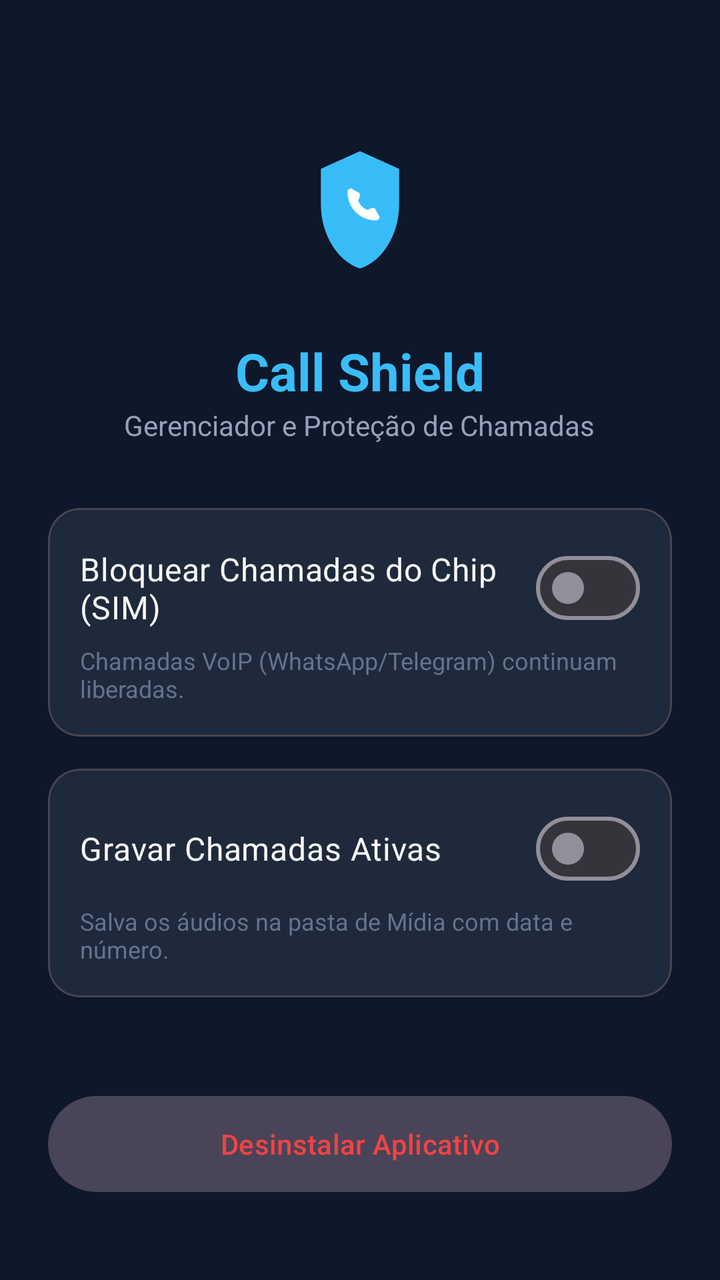
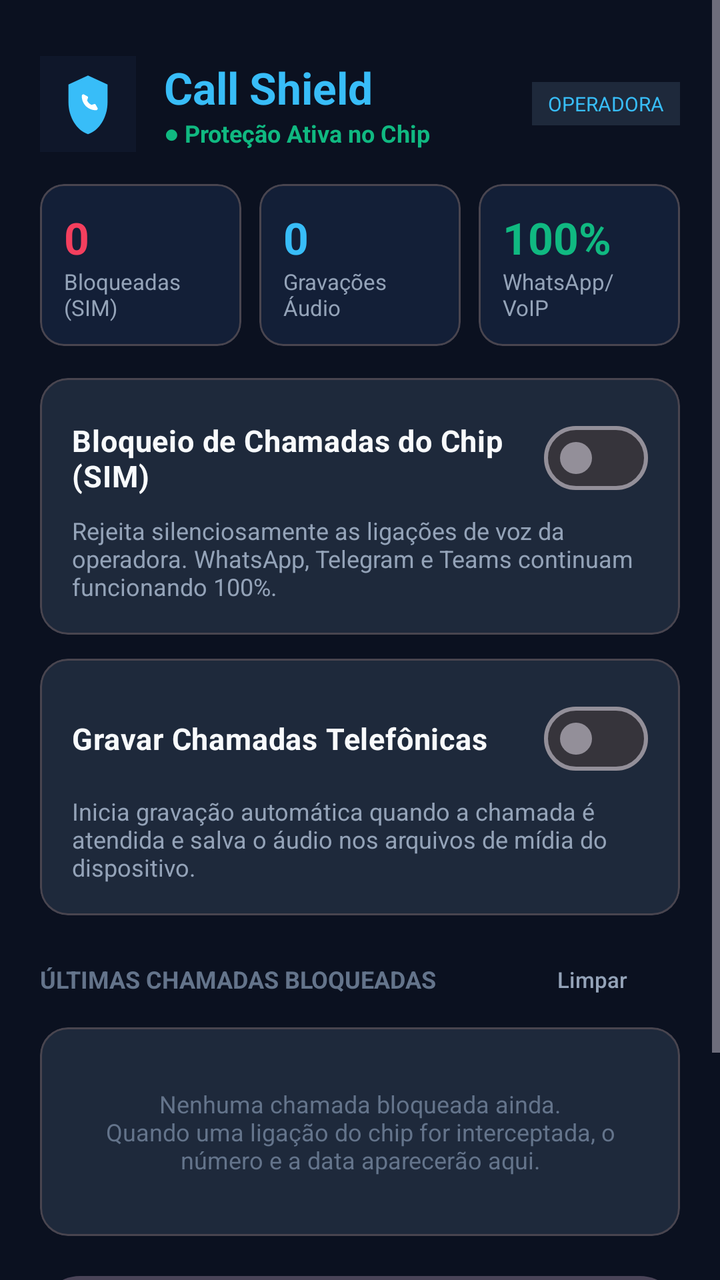

Screens rendered from an Android XML layout before and after an edit, with the pre-edit source and the edit as a unified diff.
<!-- AndroidManifest.xml: application theme Theme.CallShield -->
<!-- res/layout/activity_main.xml -->
<?xml version="1.0" encoding="utf-8"?>
<LinearLayout xmlns:android="http://schemas.android.com/apk/res/android"
    xmlns:app="http://schemas.android.com/apk/res-auto"
    android:layout_width="match_parent"
    android:layout_height="match_parent"
    android:orientation="vertical"
    android:padding="24dp"
    android:gravity="center_horizontal"
    android:background="#0F172A">

    <ImageView
        android:id="@+id/appLogo"
        android:layout_width="96dp"
        android:layout_height="96dp"
        android:layout_marginTop="32dp"
        android:src="@drawable/ic_launcher_foreground" />

    <TextView
        android:layout_width="wrap_content"
        android:layout_height="wrap_content"
        android:text="Call Shield"
        android:textColor="#38BDF8"
        android:textSize="26sp"
        android:textStyle="bold"
        android:layout_marginTop="16dp" />

    <TextView
        android:layout_width="wrap_content"
        android:layout_height="wrap_content"
        android:text="Gerenciador e Proteção de Chamadas"
        android:textColor="#94A3B8"
        android:textSize="14sp"
        android:layout_marginBottom="32dp" />

    
    <com.google.android.material.card.MaterialCardView
        android:layout_width="match_parent"
        android:layout_height="wrap_content"
        android:layout_marginBottom="16dp"
        app:cardCornerRadius="16dp"
        app:cardBackgroundColor="#1E293B">

        <LinearLayout
            android:layout_width="match_parent"
            android:layout_height="wrap_content"
            android:orientation="vertical"
            android:padding="16dp">

            <com.google.android.material.materialswitch.MaterialSwitch
                android:id="@+id/switchBlockCalls"
                android:layout_width="match_parent"
                android:layout_height="wrap_content"
                android:text="Bloquear Chamadas do Chip (SIM)"
                android:textColor="#F8FAFC"
                android:textSize="16sp" />

            <TextView
                android:layout_width="wrap_content"
                android:layout_height="wrap_content"
                android:text="Chamadas VoIP (WhatsApp/Telegram) continuam liberadas."
                android:textColor="#64748B"
                android:textSize="12sp"
                android:layout_marginTop="4dp" />
        </LinearLayout>
    </com.google.android.material.card.MaterialCardView>

    
    <com.google.android.material.card.MaterialCardView
        android:layout_width="match_parent"
        android:layout_height="wrap_content"
        android:layout_marginBottom="32dp"
        app:cardCornerRadius="16dp"
        app:cardBackgroundColor="#1E293B">

        <LinearLayout
            android:layout_width="match_parent"
            android:layout_height="wrap_content"
            android:orientation="vertical"
            android:padding="16dp">

            <com.google.android.material.materialswitch.MaterialSwitch
                android:id="@+id/switchRecordCalls"
                android:layout_width="match_parent"
                android:layout_height="wrap_content"
                android:text="Gravar Chamadas Ativas"
                android:textColor="#F8FAFC"
                android:textSize="16sp" />

            <TextView
                android:layout_width="wrap_content"
                android:layout_height="wrap_content"
                android:text="Salva os áudios na pasta de Mídia com data e número."
                android:textColor="#64748B"
                android:textSize="12sp"
                android:layout_marginTop="4dp" />
        </LinearLayout>
    </com.google.android.material.card.MaterialCardView>

    <View
        android:layout_width="match_parent"
        android:layout_height="0dp"
        android:layout_weight="1" />

    
    <Button
        android:id="@+id/btnUninstall"
        style="@style/Widget.Material3.Button.TonalButton"
        android:layout_width="match_parent"
        android:layout_height="56dp"
        android:text="Desinstalar Aplicativo"
        android:textColor="#EF4444"
        android:layout_marginBottom="16dp" />

</LinearLayout>
<!-- resources referenced by this layout -->
<resources>
  <!-- drawable ic_launcher_foreground (drawable) -->
  <?xml version="1.0" encoding="utf-8"?>
  <vector xmlns:android="http://schemas.android.com/apk/res/android"
      android:width="108dp"
      android:height="108dp"
      android:viewportWidth="108"
      android:viewportHeight="108">
      
      
      <path
          android:fillColor="#38BDF8"
          android:pathData="M54,22 L32,32 V52 C32,69 41.5,84 54,88 C66.5,84 76,69 76,52 V32 L54,22 Z" />
          
      
      <path
          android:fillColor="#FFFFFF"
          android:pathData="M49,43 C48,43 47,43.8 47,45 C47,54 54,61 63,61 C64.2,61 65,60 65,59 L62.5,54.5 C62.2,54 61.5,53.8 61,54 L58,55 C55.5,53.8 54.2,52.5 53,50 L54,47 C54.2,46.5 54,45.8 53.5,45.5 L49,43 Z" />
  </vector>
  <style name="Theme.CallShield" parent="Theme.Material3.Dark.NoActionBar">
          <item name="colorPrimary">#38BDF8</item>
          <item name="android:statusBarColor">#0F172A</item>
      </style>
</resources>

<!-- the commit's change to res/layout/activity_main.xml (unified diff, before → after) -->
@@ -1,114 +1,362 @@
 <?xml version="1.0" encoding="utf-8"?>
-<LinearLayout xmlns:android="http://schemas.android.com/apk/res/android"
+<ScrollView xmlns:android="http://schemas.android.com/apk/res/android"
     xmlns:app="http://schemas.android.com/apk/res-auto"
     android:layout_width="match_parent"
     android:layout_height="match_parent"
-    android:orientation="vertical"
-    android:padding="24dp"
-    android:gravity="center_horizontal"
-    android:background="#0F172A">
-
-    <ImageView
-        android:id="@+id/appLogo"
-        android:layout_width="96dp"
-        android:layout_height="96dp"
-        android:layout_marginTop="32dp"
-        android:src="@drawable/ic_launcher_foreground" />
-
-    <TextView
-        android:layout_width="wrap_content"
-        android:layout_height="wrap_content"
-        android:text="Call Shield"
-        android:textColor="#38BDF8"
-        android:textSize="26sp"
-        android:textStyle="bold"
-        android:layout_marginTop="16dp" />
-
-    <TextView
-        android:layout_width="wrap_content"
-        android:layout_height="wrap_content"
-        android:text="Gerenciador e Proteção de Chamadas"
-        android:textColor="#94A3B8"
-        android:textSize="14sp"
-        android:layout_marginBottom="32dp" />
-
-    
-    <com.google.android.material.card.MaterialCardView
+    android:background="#0B1120"
+    android:fillViewport="true">
+
+    <LinearLayout
         android:layout_width="match_parent"
         android:layout_height="wrap_content"
-        android:layout_marginBottom="16dp"
-        app:cardCornerRadius="16dp"
-        app:cardBackgroundColor="#1E293B">
-
+        android:orientation="vertical"
+        android:padding="20dp">
+
+        
         <LinearLayout
             android:layout_width="match_parent"
             android:layout_height="wrap_content"
-            android:orientation="vertical"
-            android:padding="16dp">
-
-            <com.google.android.material.materialswitch.MaterialSwitch
-                android:id="@+id/switchBlockCalls"
+            android:orientation="horizontal"
+            android:gravity="center_vertical"
+            android:layout_marginTop="8dp"
+            android:layout_marginBottom="16dp">
+
+            <ImageView
+                android:id="@+id/appLogo"
+                android:layout_width="48dp"
+                android:layout_height="48dp"
+                android:src="@drawable/ic_launcher_foreground"
+                android:background="@drawable/ic_launcher_background" />
+
+            <LinearLayout
+                android:layout_width="0dp"
+                android:layout_height="wrap_content"
+                android:layout_weight="1"
+                android:orientation="vertical"
+                android:layout_marginStart="14dp">
+
+                <TextView
+                    android:layout_width="wrap_content"
+                    android:layout_height="wrap_content"
+                    android:text="Call Shield"
+                    android:textColor="#38BDF8"
+                    android:textSize="22sp"
+                    android:textStyle="bold" />
+
+                <TextView
+                    android:id="@+id/tvProtectionStatus"
+                    android:layout_width="wrap_content"
+                    android:layout_height="wrap_content"
+                    android:text="● Proteção Ativa no Chip"
+                    android:textColor="#10B981"
+                    android:textSize="12sp"
+                    android:textStyle="bold" />
+            </LinearLayout>
+
+            <TextView
+                android:id="@+id/badgeRoleStatus"
+                android:layout_width="wrap_content"
+                android:layout_height="wrap_content"
+                android:text="OPERADORA"
+                android:textColor="#38BDF8"
+                android:textSize="10sp"
+                android:paddingHorizontal="8dp"
+                android:paddingVertical="4dp"
+                android:background="#1E293B" />
+        </LinearLayout>
+
+        
+        <com.google.android.material.card.MaterialCardView
+            android:id="@+id/cardBatteryWarning"
+            android:layout_width="match_parent"
+            android:layout_height="wrap_content"
+            android:layout_marginBottom="16dp"
+            android:visibility="gone"
+            app:cardCornerRadius="12dp"
+            app:cardBackgroundColor="#271818"
+            app:strokeColor="#EF4444"
+            app:strokeWidth="1dp">
+
+            <LinearLayout
                 android:layout_width="match_parent"
                 android:layout_height="wrap_content"
-                android:text="Bloquear Chamadas do Chip (SIM)"
-                android:textColor="#F8FAFC"
-                android:textSize="16sp" />
+                android:orientation="vertical"
+                android:padding="12dp">
+
+                <TextView
+                    android:layout_width="wrap_content"
+                    android:layout_height="wrap_content"
+                    android:text="⚠️ Evitar que o Android desligue o App"
+                    android:textColor="#F87171"
+                    android:textSize="13sp"
+                    android:textStyle="bold" />
+
+                <TextView
+                    android:layout_width="wrap_content"
+                    android:layout_height="wrap_content"
+                    android:text="O sistema pode suspender o Call Shield em segundo plano. Toque abaixo para desativar a otimização de bateria."
+                    android:textColor="#CBD5E1"
+                    android:textSize="11sp"
+                    android:layout_marginTop="2dp" />
+
+                <Button
+                    android:id="@+id/btnIgnoreBatteryOpt"
+                    style="@style/Widget.Material3.Button.TonalButton"
+                    android:layout_width="wrap_content"
+                    android:layout_height="36dp"
+                    android:text="Desativar Economia de Bateria"
+                    android:textSize="11sp"
+                    android:layout_marginTop="8dp" />
+            </LinearLayout>
+        </com.google.android.material.card.MaterialCardView>
+
+        
+        <LinearLayout
+            android:layout_width="match_parent"
+            android:layout_height="wrap_content"
+            android:orientation="horizontal"
+            android:baselineAligned="false"
+            android:layout_marginBottom="16dp">
+
+            
+            <com.google.android.material.card.MaterialCardView
+                android:layout_width="0dp"
+                android:layout_height="wrap_content"
+                android:layout_weight="1"
+                android:layout_marginEnd="6dp"
+                app:cardCornerRadius="12dp"
+                app:cardBackgroundColor="#131F37">
+
+                <LinearLayout
+                    android:layout_width="match_parent"
+                    android:layout_height="wrap_content"
+                    android:orientation="vertical"
+                    android:padding="12dp">
+
+                    <TextView
+                        android:id="@+id/tvBlockedCount"
+                        android:layout_width="wrap_content"
+                        android:layout_height="wrap_content"
+                        android:text="0"
+                        android:textColor="#F43F5E"
+                        android:textSize="22sp"
+                        android:textStyle="bold" />
+
+                    <TextView
+                        android:layout_width="wrap_content"
+                        android:layout_height="wrap_content"
+                        android:text="Bloqueadas (SIM)"
+                        android:textColor="#94A3B8"
+                        android:textSize="11sp" />
+                </LinearLayout>
+            </com.google.android.material.card.MaterialCardView>
+
+            
+            <com.google.android.material.card.MaterialCardView
+                android:layout_width="0dp"
+                android:layout_height="wrap_content"
+                android:layout_weight="1"
+                android:layout_marginHorizontal="3dp"
+                app:cardCornerRadius="12dp"
+                app:cardBackgroundColor="#131F37">
+
+                <LinearLayout
+                    android:layout_width="match_parent"
+                    android:layout_height="wrap_content"
+                    android:orientation="vertical"
+                    android:padding="12dp">
+
+                    <TextView
+                        android:id="@+id/tvRecordingsCount"
+                        android:layout_width="wrap_content"
+                        android:layout_height="wrap_content"
+                        android:text="0"
+                        android:textColor="#38BDF8"
+                        android:textSize="22sp"
+                        android:textStyle="bold" />
+
+                    <TextView
+                        android:layout_width="wrap_content"
+                        android:layout_height="wrap_content"
+                        android:text="Gravações Áudio"
+                        android:textColor="#94A3B8"
+                        android:textSize="11sp" />
+                </LinearLayout>
+            </com.google.android.material.card.MaterialCardView>
+
+            
+            <com.google.android.material.card.MaterialCardView
+                android:layout_width="0dp"
+                android:layout_height="wrap_content"
+                android:layout_weight="1"
+                android:layout_marginStart="6dp"
+                app:cardCornerRadius="12dp"
+                app:cardBackgroundColor="#131F37">
+
+                <LinearLayout
+                    android:layout_width="match_parent"
+                    android:layout_height="wrap_content"
+                    android:orientation="vertical"
+                    android:padding="12dp">
+
+                    <TextView
+                        android:layout_width="wrap_content"
+                        android:layout_height="wrap_content"
+                        android:text="100%"
+                        android:textColor="#10B981"
+                        android:textSize="22sp"
+                        android:textStyle="bold" />
+
+                    <TextView
+                        android:layout_width="wrap_content"
+                        android:layout_height="wrap_content"
+                        android:text="WhatsApp/VoIP"
+                        android:textColor="#94A3B8"
+                        android:textSize="11sp" />
+                </LinearLayout>
+            </com.google.android.material.card.MaterialCardView>
+        </LinearLayout>
+
+        
+        <com.google.android.material.card.MaterialCardView
+            android:layout_width="match_parent"
+            android:layout_height="wrap_content"
+            android:layout_marginBottom="12dp"
+            app:cardCornerRadius="14dp"
+            app:cardBackgroundColor="#1E293B">
+
+            <LinearLayout
+                android:layout_width="match_parent"
+                android:layout_height="wrap_content"
+                android:orientation="vertical"
+                android:padding="16dp">
+
+                <com.google.android.material.materialswitch.MaterialSwitch
+                    android:id="@+id/switchBlockCalls"
+                    android:layout_width="match_parent"
+                    android:layout_height="wrap_content"
+                    android:text="Bloqueio de Chamadas do Chip (SIM)"
+                    android:textColor="#F8FAFC"
+                    android:textSize="15sp"
+                    android:textStyle="bold" />
+
+                <TextView
+                    android:layout_width="wrap_content"
+                    android:layout_height="wrap_content"
+                    android:text="Rejeita silenciosamente as ligações de voz da operadora. WhatsApp, Telegram e Teams continuam funcionando 100%."
+                    android:textColor="#94A3B8"
+                    android:textSize="12sp"
+                    android:layout_marginTop="4dp" />
+            </LinearLayout>
+        </com.google.android.material.card.MaterialCardView>
+
+        
+        <com.google.android.material.card.MaterialCardView
+            android:layout_width="match_parent"
+            android:layout_height="wrap_content"
+            android:layout_marginBottom="16dp"
+            app:cardCornerRadius="14dp"
+            app:cardBackgroundColor="#1E293B">
+
+            <LinearLayout
+                android:layout_width="match_parent"
+                android:layout_height="wrap_content"
+                android:orientation="vertical"
+                android:padding="16dp">
+
+                <com.google.android.material.materialswitch.MaterialSwitch
+                    android:id="@+id/switchRecordCalls"
+                    android:layout_width="match_parent"
+                    android:layout_height="wrap_content"
+                    android:text="Gravar Chamadas Telefônicas"
+                    android:textColor="#F8FAFC"
+                    android:textSize="15sp"
+                    android:textStyle="bold" />
+
+                <TextView
+                    android:layout_width="wrap_content"
+                    android:layout_height="wrap_content"
+                    android:text="Inicia gravação automática quando a chamada é atendida e salva o áudio nos arquivos de mídia do dispositivo."
+                    android:textColor="#94A3B8"
+                    android:textSize="12sp"
+                    android:layout_marginTop="4dp" />
+            </LinearLayout>
+        </com.google.android.material.card.MaterialCardView>
+
+        
+        <LinearLayout
+            android:layout_width="match_parent"
+            android:layout_height="wrap_content"
+            android:orientation="horizontal"
+            android:gravity="center_vertical"
+            android:layout_marginBottom="8dp">
 
             <TextView
-                android:layout_width="wrap_content"
-                android:layout_height="wrap_content"
-                android:text="Chamadas VoIP (WhatsApp/Telegram) continuam liberadas."
+                android:layout_width="0dp"
+                android:layout_height="wrap_content"
+                android:layout_weight="1"
+                android:text="ÚLTIMAS CHAMADAS BLOQUEADAS"
                 android:textColor="#64748B"
                 android:textSize="12sp"
-                android:layout_marginTop="4dp" />
+                android:textStyle="bold" />
+
+            <Button
+                android:id="@+id/btnClearHistory"
+                style="@style/Widget.Material3.Button.TextButton"
+                android:layout_width="wrap_content"
+                android:layout_height="32dp"
+                android:text="Limpar"
+                android:textSize="11sp"
+                android:textColor="#94A3B8"
+                android:padding="0dp" />
         </LinearLayout>
-    </com.google.android.material.card.MaterialCardView>
-
-    
-    <com.google.android.material.card.MaterialCardView
-        android:layout_width="match_parent"
-        android:layout_height="wrap_content"
-        android:layout_marginBottom="32dp"
-        app:cardCornerRadius="16dp"
-        app:cardBackgroundColor="#1E293B">
-
-        <LinearLayout
-            android:layout_width="match_parent"
-            android:layout_height="wrap_content"
-            android:orientation="vertical"
-            android:padding="16dp">
-
-            <com.google.android.material.materialswitch.MaterialSwitch
-                android:id="@+id/switchRecordCalls"
+
+        
+        <com.google.android.material.card.MaterialCardView
+            android:layout_width="match_parent"
+            android:layout_height="wrap_content"
+            android:layout_marginBottom="16dp"
+            app:cardCornerRadius="14dp"
+            app:cardBackgroundColor="#1E293B">
+
+            <LinearLayout
+                android:id="@+id/containerCallLogs"
                 android:layout_width="match_parent"
                 android:layout_height="wrap_content"
-                android:text="Gravar Chamadas Ativas"
-                android:textColor="#F8FAFC"
-                android:textSize="16sp" />
-
-            <TextView
-                android:layout_width="wrap_content"
-                android:layout_height="wrap_content"
-                android:text="Salva os áudios na pasta de Mídia com data e número."
-                android:textColor="#64748B"
-                android:textSize="12sp"
-                android:layout_marginTop="4dp" />
-        </LinearLayout>
-    </com.google.android.material.card.MaterialCardView>
-
-    <View
-        android:layout_width="match_parent"
-        android:layout_height="0dp"
-        android:layout_weight="1" />
-
-    
-    <Button
-        android:id="@+id/btnUninstall"
-        style="@style/Widget.Material3.Button.TonalButton"
-        android:layout_width="match_parent"
-        android:layout_height="56dp"
-        android:text="Desinstalar Aplicativo"
-        android:textColor="#EF4444"
-        android:layout_marginBottom="16dp" />
-
-</LinearLayout>
+                android:orientation="vertical"
+                android:padding="12dp">
+
+                <TextView
+                    android:id="@+id/tvEmptyLogs"
+                    android:layout_width="match_parent"
+                    android:layout_height="wrap_content"
+                    android:text="Nenhuma chamada bloqueada ainda.\nQuando uma ligação do chip for interceptada, o número e a data aparecerão aqui."
+                    android:textColor="#64748B"
+                    android:textSize="12sp"
+                    android:gravity="center"
+                    android:paddingVertical="18dp" />
+            </LinearLayout>
+        </com.google.android.material.card.MaterialCardView>
+
+        
+        <Button
+            android:id="@+id/btnSimulateBlock"
+            style="@style/Widget.Material3.Button.TonalButton"
+            android:layout_width="match_parent"
+            android:layout_height="48dp"
+            android:text="Simular Chamada Bloqueada (Teste)"
+            android:textColor="#38BDF8"
+            android:layout_marginBottom="12dp" />
+
+        
+        <Button
+            android:id="@+id/btnUninstall"
+            style="@style/Widget.Material3.Button.TextButton"
+            android:layout_width="match_parent"
+            android:layout_height="48dp"
+            android:text="Desinstalar Call Shield"
+            android:textColor="#EF4444"
+            android:layout_marginBottom="16dp" />
+
+    </LinearLayout>
+</ScrollView>
<!-- resource entries referenced after the edit -->
@@ -1,5 +1,16 @@
 <!-- resources referenced by this layout -->
 <resources>
+  <!-- drawable ic_launcher_background (drawable) -->
+  <?xml version="1.0" encoding="utf-8"?>
+  <vector xmlns:android="http://schemas.android.com/apk/res/android"
+      android:width="108dp"
+      android:height="108dp"
+      android:viewportWidth="108"
+      android:viewportHeight="108">
+      <path
+          android:fillColor="#0F172A"
+          android:pathData="M0,0h108v108h-108z" />
+  </vector>
   <!-- drawable ic_launcher_foreground (drawable) -->
   <?xml version="1.0" encoding="utf-8"?>
   <vector xmlns:android="http://schemas.android.com/apk/res/android"
